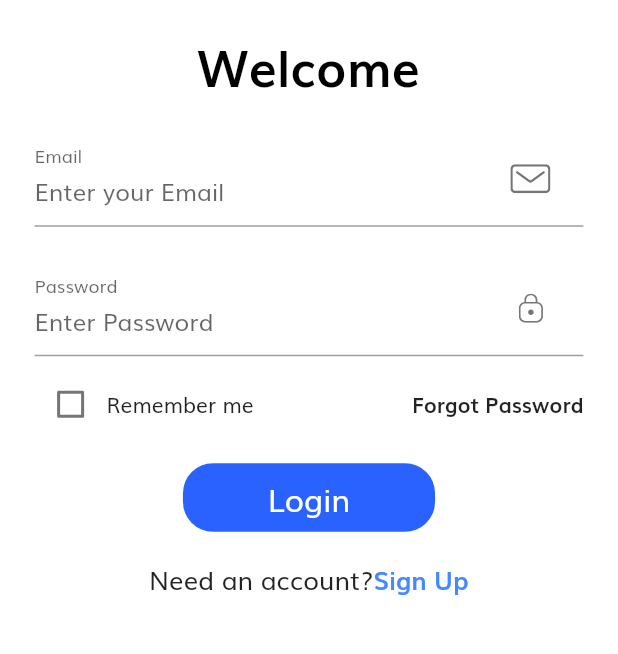
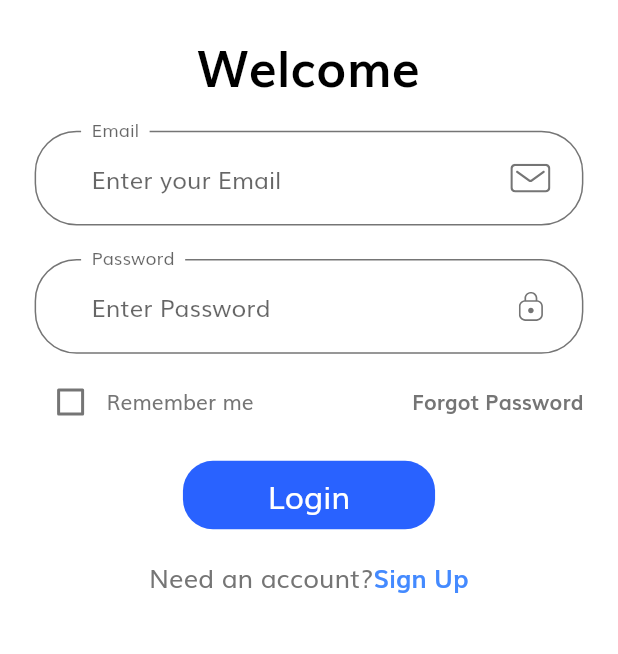
Before and after one commit to ChitrikaGahtori/Eshopex, a Flutter app: the screen it shows after launch, after a tap on "Continue", on a phone screen of 412 x 824 dp, the part 295-949 px from its top. Run offline on Flutter 3.47's test engine with Material 2 defaults, Android fonts, the phone set to English and light mode, and no system bars; our stand-ins replace flutter_svg.

Commit message:
Set Decoration Theme

```diff
--- a/lib/theme.dart
+++ b/lib/theme.dart
@@ -1,4 +1,6 @@
 import 'package:flutter/material.dart';
+
+import 'constants.dart';
 
 
 ThemeData theme() {
@@ -6,6 +8,8 @@ ThemeData theme() {
     scaffoldBackgroundColor: Colors.white,
     fontFamily: "Muli",
     appBarTheme: appBarTheme(),
+    textTheme: textTheme(),
+    inputDecorationTheme: inputDecorationTheme(),
     visualDensity: VisualDensity.adaptivePlatformDensity,
   );
 }
@@ -21,3 +25,24 @@ AppBarTheme appBarTheme() {
     ),
   );
 }
+
+TextTheme textTheme() {
+  return TextTheme(
+    bodyText1: TextStyle(color: kTextColor),
+    bodyText2: TextStyle(color: kTextColor),
+  );
+}
+
+InputDecorationTheme inputDecorationTheme() {
+  OutlineInputBorder outlineInputBorder = OutlineInputBorder(
+    borderRadius: BorderRadius.circular(28),
+    borderSide: BorderSide(color: kTextColor),
+    gapPadding: 7,
+  );
+  return InputDecorationTheme(
+    contentPadding: EdgeInsets.symmetric(horizontal: 38, vertical: 18),
+    enabledBorder: outlineInputBorder,
+    focusedBorder: outlineInputBorder,
+    border: outlineInputBorder,
+  );
+}
```
